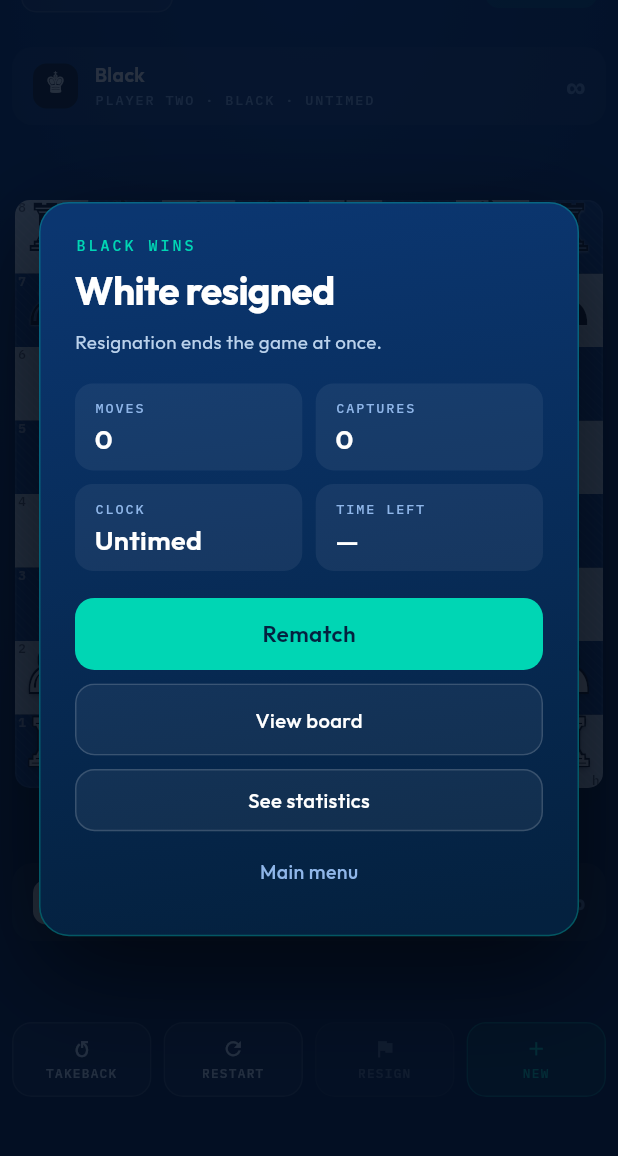
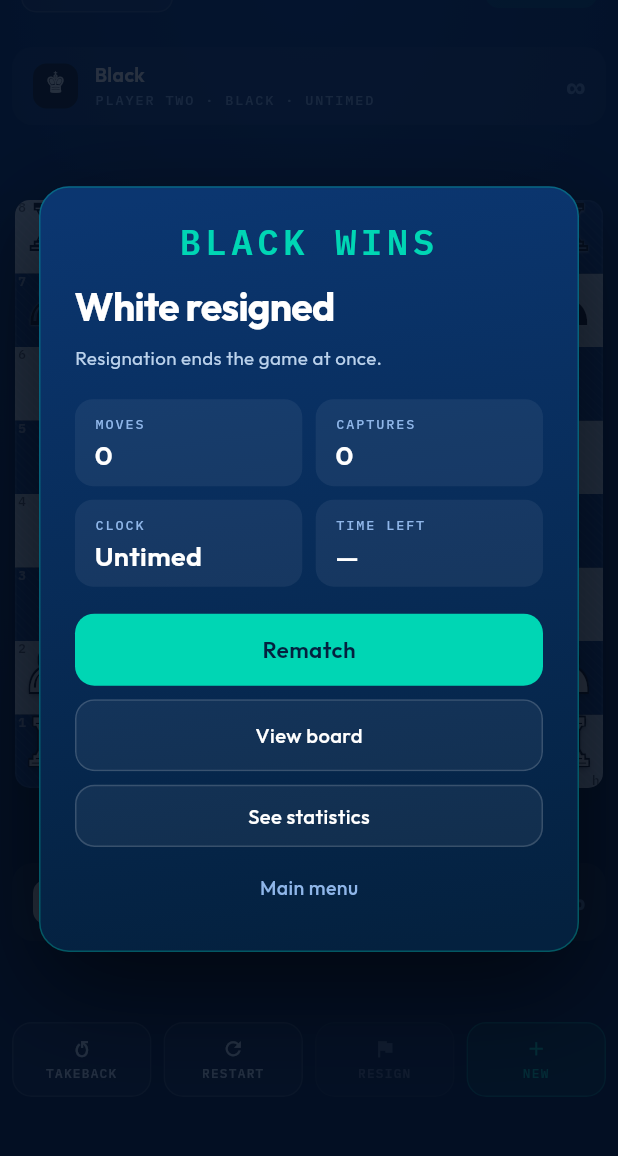
Before and after one commit to honestarcade/HonestChess, a Flutter app: the GameScreen screen opened directly with empty values, item 2 of the bottom bar chosen, on a phone screen of 412 x 824 dp, the part 49-1205 px from its top. Run offline on Flutter 3.47's test engine with Material 3 defaults, Android fonts, the phone set to English and light mode, and no system bars.

Commit message:
M6: the result card leads with a large, centred tag
YOU LOSE, WHITE WINS, DRAWN and the other tags are now 24 dp and bold,
centred across the top of the card. Every ending's test checks the size,
the weight, the centring and the position above the title.

Refs #161

Co-Authored-By: Claude Opus 5.5 <noreply@anthropic.com>

```diff
--- a/lib/ui/game/result_overlay.dart
+++ b/lib/ui/game/result_overlay.dart
@@ -284,21 +284,22 @@ class ResultOverlayState extends State<ResultOverlay>
                 label: '${spokenCaps(text.tag)}, ${text.title}',
                 excludeSemantics: true,
                 child: Column(
-                  crossAxisAlignment: CrossAxisAlignment.start,
+                  crossAxisAlignment: CrossAxisAlignment.stretch,
                   children: [
                     Text(
                       text.tag,
                       key: const Key('result-tag'),
+                      textAlign: TextAlign.center,
                       style: TextStyle(
                         fontFamily: Fonts.plexMono,
-                        fontWeight: FontWeight.w500,
-                        fontSize: 10,
-                        height: 1,
-                        letterSpacing: 10 * .2,
+                        fontWeight: FontWeight.w700,
+                        fontSize: resultTagSize,
+                        height: 1.1,
+                        letterSpacing: resultTagSize * .12,
                         color: _kickerOf(text),
                       ),
                     ),
-                    const SizedBox(height: 11),
+                    const SizedBox(height: 16),
                     Text(
                       text.title,
                       key: const Key('result-title'),
@@ -400,6 +401,11 @@ class ResultOverlayState extends State<ResultOverlay>
     above: cardHalfGap,
   );
 }
+
+/// The result card's tag — YOU LOSE, WHITE WINS, DRAWN — is set at this
+/// size, centred across the top of the card, so the ending is the first
+/// thing read (#161).
+const double resultTagSize = 24;
 
 Color _kickerOf(ResultText text) =>
     text.lost ? Palette.dangerText : Palette.teal;
```
Also changed, not shown: 3 other files.
